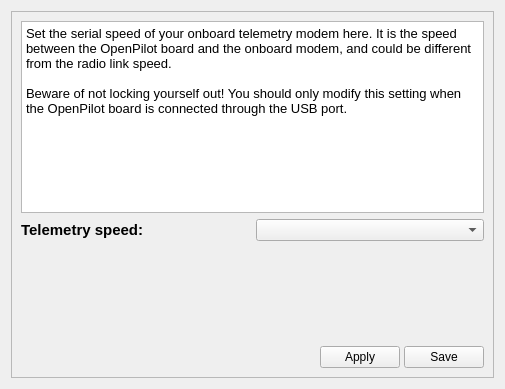
First picture: the form in ground/openpilotgcs/src/plugins/config/configrevohwwidget.ui, repository openpilot/OpenPilot, before the edit.
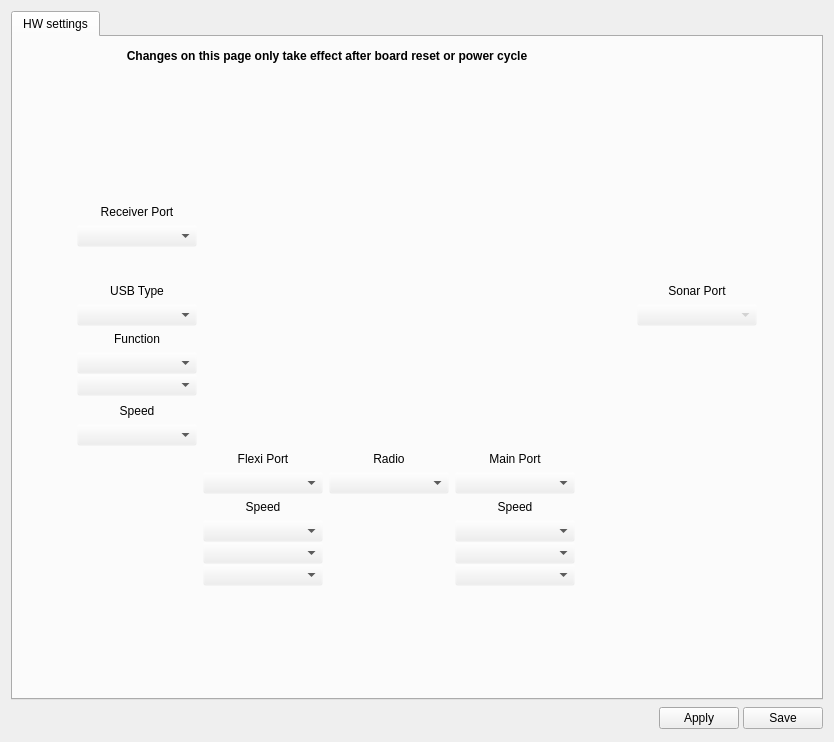
Second picture: the form after the edit. Icons and pictures are not drawn.

Commit message: OP-856 Basic implementation of hardware settings page.

```diff
--- a/ground/openpilotgcs/src/plugins/config/configrevohwwidget.ui
+++ b/ground/openpilotgcs/src/plugins/config/configrevohwwidget.ui
@@ -6,8 +6,8 @@
    <rect>
     <x>0</x>
     <y>0</y>
-    <width>505</width>
-    <height>389</height>
+    <width>834</width>
+    <height>742</height>
    </rect>
   </property>
   <property name="windowTitle">
@@ -15,110 +15,793 @@
   </property>
   <layout class="QVBoxLayout" name="verticalLayout">
    <item>
-    <widget class="QFrame" name="frame">
-     <property name="frameShape">
-      <enum>QFrame::StyledPanel</enum>
+    <widget class="QTabWidget" name="tabWidget">
+     <property name="currentIndex">
+      <number>0</number>
      </property>
-     <property name="frameShadow">
-      <enum>QFrame::Raised</enum>
-     </property>
-     <layout class="QVBoxLayout" name="verticalLayout_2">
-      <item>
-       <widget class="QTextBrowser" name="textBrowser">
-        <property name="html">
-         <string>&lt;!DOCTYPE HTML PUBLIC &quot;-//W3C//DTD HTML 4.0//EN&quot; &quot;http://www.w3.org/TR/REC-html40/strict.dtd&quot;&gt;
-&lt;html&gt;&lt;head&gt;&lt;meta name=&quot;qrichtext&quot; content=&quot;1&quot; /&gt;&lt;style type=&quot;text/css&quot;&gt;
-p, li { white-space: pre-wrap; }
-&lt;/style&gt;&lt;/head&gt;&lt;body style=&quot; font-family:'MS Shell Dlg 2'; font-size:7.8pt; font-weight:400; font-style:normal;&quot;&gt;
-&lt;p style=&quot; margin-top:0px; margin-bottom:0px; margin-left:0px; margin-right:0px; -qt-block-indent:0; text-indent:0px;&quot;&gt;&lt;span style=&quot; font-family:'Sans'; font-size:10pt;&quot;&gt;Set the serial speed of your onboard telemetry modem here. It is the speed between the OpenPilot board and the onboard modem, and could be different from the radio link speed.&lt;/span&gt;&lt;/p&gt;
-&lt;p style=&quot;-qt-paragraph-type:empty; margin-top:0px; margin-bottom:0px; margin-left:0px; margin-right:0px; -qt-block-indent:0; text-indent:0px; font-family:'Sans'; font-size:10pt;&quot;&gt;&lt;br /&gt;&lt;/p&gt;
-&lt;p style=&quot; margin-top:0px; margin-bottom:0px; margin-left:0px; margin-right:0px; -qt-block-indent:0; text-indent:0px;&quot;&gt;&lt;span style=&quot; font-family:'Sans'; font-size:10pt;&quot;&gt;Beware of not locking yourself out! You should only modify this setting when the OpenPilot board is connected through the USB port.&lt;/span&gt;&lt;/p&gt;&lt;/body&gt;&lt;/html&gt;</string>
-        </property>
-       </widget>
-      </item>
-      <item>
-       <layout class="QHBoxLayout" name="horizontalLayout">
-        <item>
-         <widget class="QLabel" name="label">
-          <property name="font">
-           <font>
-            <pointsize>11</pointsize>
-            <weight>75</weight>
-            <bold>true</bold>
-           </font>
+     <widget class="QWidget" name="tab">
+      <attribute name="title">
+       <string>HW settings</string>
+      </attribute>
+      <layout class="QVBoxLayout" name="verticalLayout_3">
+       <property name="margin">
+        <number>0</number>
+       </property>
+       <item>
+        <widget class="QScrollArea" name="scrollArea">
+         <property name="palette">
+          <palette>
+           <active>
+            <colorrole role="Base">
+             <brush brushstyle="SolidPattern">
+              <color alpha="255">
+               <red>255</red>
+               <green>255</green>
+               <blue>255</blue>
+              </color>
+             </brush>
+            </colorrole>
+            <colorrole role="Window">
+             <brush brushstyle="SolidPattern">
+              <color alpha="0">
+               <red>232</red>
+               <green>232</green>
+               <blue>232</blue>
+              </color>
+             </brush>
+            </colorrole>
+           </active>
+           <inactive>
+            <colorrole role="Base">
+             <brush brushstyle="SolidPattern">
+              <color alpha="255">
+               <red>255</red>
+               <green>255</green>
+               <blue>255</blue>
+              </color>
+             </brush>
+            </colorrole>
+            <colorrole role="Window">
+             <brush brushstyle="SolidPattern">
+              <color alpha="0">
+               <red>232</red>
+               <green>232</green>
+               <blue>232</blue>
+              </color>
+             </brush>
+            </colorrole>
+           </inactive>
+           <disabled>
+            <colorrole role="Base">
+             <brush brushstyle="SolidPattern">
+              <color alpha="0">
+               <red>232</red>
+               <green>232</green>
+               <blue>232</blue>
+              </color>
+             </brush>
+            </colorrole>
+            <colorrole role="Window">
+             <brush brushstyle="SolidPattern">
+              <color alpha="0">
+               <red>232</red>
+               <green>232</green>
+               <blue>232</blue>
+              </color>
+             </brush>
+            </colorrole>
+           </disabled>
+          </palette>
+         </property>
+         <property name="frameShape">
+          <enum>QFrame::NoFrame</enum>
+         </property>
+         <property name="frameShadow">
+          <enum>QFrame::Plain</enum>
+         </property>
+         <property name="widgetResizable">
+          <bool>true</bool>
+         </property>
+         <widget class="QWidget" name="scrollAreaWidgetContents">
+          <property name="geometry">
+           <rect>
+            <x>0</x>
+            <y>0</y>
+            <width>806</width>
+            <height>654</height>
+           </rect>
           </property>
-          <property name="text">
-           <string>Telemetry speed:</string>
-          </property>
+          <layout class="QGridLayout" name="gridLayout_3">
+           <property name="margin">
+            <number>12</number>
+           </property>
+           <item row="5" column="2">
+            <spacer name="verticalSpacer">
+             <property name="orientation">
+              <enum>Qt::Vertical</enum>
+             </property>
+             <property name="sizeHint" stdset="0">
+              <size>
+               <width>20</width>
+               <height>25</height>
+              </size>
+             </property>
+            </spacer>
+           </item>
+           <item row="0" column="2">
+            <widget class="QLabel" name="label_6">
+             <property name="sizePolicy">
+              <sizepolicy hsizetype="Preferred" vsizetype="Preferred">
+               <horstretch>0</horstretch>
+               <verstretch>0</verstretch>
+              </sizepolicy>
+             </property>
+             <property name="minimumSize">
+              <size>
+               <width>500</width>
+               <height>0</height>
+              </size>
+             </property>
+             <property name="maximumSize">
+              <size>
+               <width>500</width>
+               <height>16777215</height>
+              </size>
+             </property>
+             <property name="font">
+              <font>
+               <weight>75</weight>
+               <bold>true</bold>
+              </font>
+             </property>
+             <property name="text">
+              <string>Changes on this page only take effect after board reset or power cycle</string>
+             </property>
+             <property name="alignment">
+              <set>Qt::AlignCenter</set>
+             </property>
+             <property name="wordWrap">
+              <bool>true</bool>
+             </property>
+            </widget>
+           </item>
+           <item row="2" column="0">
+            <spacer name="horizontalSpacer_4">
+             <property name="orientation">
+              <enum>Qt::Horizontal</enum>
+             </property>
+             <property name="sizeHint" stdset="0">
+              <size>
+               <width>40</width>
+               <height>20</height>
+              </size>
+             </property>
+            </spacer>
+           </item>
+           <item row="1" column="2">
+            <spacer name="verticalSpacer_2">
+             <property name="orientation">
+              <enum>Qt::Vertical</enum>
+             </property>
+             <property name="sizeType">
+              <enum>QSizePolicy::Fixed</enum>
+             </property>
+             <property name="sizeHint" stdset="0">
+              <size>
+               <width>20</width>
+               <height>10</height>
+              </size>
+             </property>
+            </spacer>
+           </item>
+           <item row="2" column="3">
+            <spacer name="horizontalSpacer_5">
+             <property name="orientation">
+              <enum>Qt::Horizontal</enum>
+             </property>
+             <property name="sizeHint" stdset="0">
+              <size>
+               <width>40</width>
+               <height>20</height>
+              </size>
+             </property>
+            </spacer>
+           </item>
+           <item row="2" column="2">
+            <layout class="QGridLayout" name="gridLayout" rowstretch="0,0,0,0,0,0,0,0,0,0,0,0,0,0,0,0">
+             <item row="11" column="5">
+              <spacer name="horizontalSpacer_6">
+               <property name="orientation">
+                <enum>Qt::Horizontal</enum>
+               </property>
+               <property name="sizeType">
+                <enum>QSizePolicy::Minimum</enum>
+               </property>
+               <property name="sizeHint" stdset="0">
+                <size>
+                 <width>120</width>
+                 <height>10</height>
+                </size>
+               </property>
+              </spacer>
+             </item>
+             <item row="5" column="5">
+              <widget class="QLabel" name="label_9">
+               <property name="text">
+                <string>Sonar Port</string>
+               </property>
+               <property name="alignment">
+                <set>Qt::AlignCenter</set>
+               </property>
+              </widget>
+             </item>
+             <item row="11" column="4">
+              <spacer name="horizontalSpacer_2">
+               <property name="orientation">
+                <enum>Qt::Horizontal</enum>
+               </property>
+               <property name="sizeType">
+                <enum>QSizePolicy::Fixed</enum>
+               </property>
+               <property name="sizeHint" stdset="0">
+                <size>
+                 <width>50</width>
+                 <height>10</height>
+                </size>
+               </property>
+              </spacer>
+             </item>
+             <item row="7" column="0">
+              <widget class="QLabel" name="label_8">
+               <property name="sizePolicy">
+                <sizepolicy hsizetype="Preferred" vsizetype="Fixed">
+                 <horstretch>0</horstretch>
+                 <verstretch>0</verstretch>
+                </sizepolicy>
+               </property>
+               <property name="text">
+                <string>Function</string>
+               </property>
+               <property name="alignment">
+                <set>Qt::AlignBottom|Qt::AlignHCenter</set>
+               </property>
+              </widget>
+             </item>
+             <item row="11" column="3">
+              <widget class="QLabel" name="label_3">
+               <property name="text">
+                <string>Main Port</string>
+               </property>
+               <property name="alignment">
+                <set>Qt::AlignBottom|Qt::AlignHCenter</set>
+               </property>
+              </widget>
+             </item>
+             <item row="12" column="3">
+              <widget class="QComboBox" name="cbMain"/>
+             </item>
+             <item row="2" column="0">
+              <widget class="QLabel" name="label_7">
+               <property name="sizePolicy">
+                <sizepolicy hsizetype="Preferred" vsizetype="Fixed">
+                 <horstretch>0</horstretch>
+                 <verstretch>0</verstretch>
+                </sizepolicy>
+               </property>
+               <property name="text">
+                <string>Receiver Port</string>
+               </property>
+               <property name="alignment">
+                <set>Qt::AlignBottom|Qt::AlignHCenter</set>
+               </property>
+              </widget>
+             </item>
+             <item row="4" column="0">
+              <spacer name="verticalSpacer_3">
+               <property name="orientation">
+                <enum>Qt::Vertical</enum>
+               </property>
+               <property name="sizeType">
+                <enum>QSizePolicy::Fixed</enum>
+               </property>
+               <property name="sizeHint" stdset="0">
+                <size>
+                 <width>20</width>
+                 <height>25</height>
+                </size>
+               </property>
+              </spacer>
+             </item>
+             <item row="1" column="0">
+              <spacer name="verticalSpacer_4">
+               <property name="orientation">
+                <enum>Qt::Vertical</enum>
+               </property>
+               <property name="sizeType">
+                <enum>QSizePolicy::Fixed</enum>
+               </property>
+               <property name="sizeHint" stdset="0">
+                <size>
+                 <width>20</width>
+                 <height>120</height>
+                </size>
+               </property>
+              </spacer>
+             </item>
+             <item row="1" column="1" rowspan="10" colspan="4" alignment="Qt::AlignHCenter|Qt::AlignVCenter">
+              <widget class="QLabel" name="label_2">
+               <property name="sizePolicy">
+                <sizepolicy hsizetype="Fixed" vsizetype="Fixed">
+                 <horstretch>0</horstretch>
+                 <verstretch>0</verstretch>
+                </sizepolicy>
+               </property>
+               <property name="maximumSize">
+                <size>
+                 <width>350</width>
+                 <height>350</height>
+                </size>
+               </property>
+               <property name="text">
+                <string/>
+               </property>
+               <property name="pixmap">
+                <pixmap resource="configgadget.qrc">:/configgadget/images/revolution_top.png</pixmap>
+               </property>
+               <property name="scaledContents">
+                <bool>false</bool>
+               </property>
+               <property name="alignment">
+                <set>Qt::AlignCenter</set>
+               </property>
+               <property name="textInteractionFlags">
+                <set>Qt::NoTextInteraction</set>
+               </property>
+              </widget>
+             </item>
+             <item row="5" column="0">
+              <widget class="QLabel" name="label_4">
+               <property name="sizePolicy">
+                <sizepolicy hsizetype="Preferred" vsizetype="Fixed">
+                 <horstretch>0</horstretch>
+                 <verstretch>0</verstretch>
+                </sizepolicy>
+               </property>
+               <property name="text">
+                <string>USB Type</string>
+               </property>
+               <property name="alignment">
+                <set>Qt::AlignBottom|Qt::AlignHCenter</set>
+               </property>
+              </widget>
+             </item>
+             <item row="3" column="0">
+              <widget class="QComboBox" name="cbRcvr"/>
+             </item>
+             <item row="6" column="0">
+              <widget class="QComboBox" name="cbUSBType"/>
+             </item>
+             <item row="9" column="0">
+              <widget class="QLabel" name="lblUSBVCPSpeed">
+               <property name="text">
+                <string>Speed</string>
+               </property>
+               <property name="alignment">
+                <set>Qt::AlignBottom|Qt::AlignHCenter</set>
+               </property>
+              </widget>
+             </item>
+             <item row="6" column="5">
+              <widget class="QComboBox" name="cbSonar">
+               <property name="enabled">
+                <bool>false</bool>
+               </property>
+              </widget>
+             </item>
+             <item row="13" column="3">
+              <widget class="QLabel" name="lblMainSpeed">
+               <property name="text">
+                <string>Speed</string>
+               </property>
+               <property name="alignment">
+                <set>Qt::AlignBottom|Qt::AlignHCenter</set>
+               </property>
+              </widget>
+             </item>
+             <item row="12" column="2">
+              <widget class="QComboBox" name="cbModem"/>
+             </item>
+             <item row="12" column="1">
+              <widget class="QComboBox" name="cbFlexi"/>
+             </item>
+             <item row="11" column="2">
+              <widget class="QLabel" name="label">
+               <property name="text">
+                <string>Radio</string>
+               </property>
+               <property name="alignment">
+                <set>Qt::AlignCenter</set>
+               </property>
+              </widget>
+             </item>
+             <item row="11" column="1">
+              <widget class="QLabel" name="label_5">
+               <property name="text">
+                <string>Flexi Port</string>
+               </property>
+               <property name="alignment">
+                <set>Qt::AlignBottom|Qt::AlignHCenter</set>
+               </property>
+              </widget>
+             </item>
+             <item row="11" column="0">
+              <spacer name="horizontalSpacer_3">
+               <property name="orientation">
+                <enum>Qt::Horizontal</enum>
+               </property>
+               <property name="sizeType">
+                <enum>QSizePolicy::Minimum</enum>
+               </property>
+               <property name="sizeHint" stdset="0">
+                <size>
+                 <width>120</width>
+                 <height>10</height>
+                </size>
+               </property>
+              </spacer>
+             </item>
+             <item row="13" column="1">
+              <widget class="QLabel" name="lblFlexiSpeed">
+               <property name="text">
+                <string>Speed</string>
+               </property>
+               <property name="alignment">
+                <set>Qt::AlignBottom|Qt::AlignHCenter</set>
+               </property>
+              </widget>
+             </item>
+             <item row="14" column="1">
+              <layout class="QVBoxLayout" name="verticalLayout_5">
+               <property name="spacing">
+                <number>0</number>
+               </property>
+               <item alignment="Qt::AlignTop">
+                <widget class="QComboBox" name="cbFlexiTelemSpeed">
+                 <property name="enabled">
+                  <bool>true</bool>
+                 </property>
+                </widget>
+               </item>
+               <item alignment="Qt::AlignTop">
+                <widget class="QComboBox" name="cbFlexiGPSSpeed"/>
+               </item>
+               <item alignment="Qt::AlignTop">
+                <widget class="QComboBox" name="cbFlexiComSpeed"/>
+               </item>
+              </layout>
+             </item>
+             <item row="14" column="3">
+              <layout class="QVBoxLayout" name="verticalLayout_6">
+               <property name="spacing">
+                <number>0</number>
+               </property>
+               <item>
+                <widget class="QComboBox" name="cbMainTelemSpeed">
+                 <property name="enabled">
+                  <bool>true</bool>
+                 </property>
+                </widget>
+               </item>
+               <item>
+                <widget class="QComboBox" name="cbMainGPSSpeed"/>
+               </item>
+               <item>
+                <widget class="QComboBox" name="cbMainComSpeed"/>
+               </item>
+              </layout>
+             </item>
+             <item row="10" column="0">
+              <widget class="QComboBox" name="cbUSBVCPSpeed">
+               <property name="enabled">
+                <bool>true</bool>
+               </property>
+              </widget>
+             </item>
+             <item row="8" column="0">
+              <layout class="QVBoxLayout" name="verticalLayout_4">
+               <property name="spacing">
+                <number>0</number>
+               </property>
+               <item alignment="Qt::AlignTop">
+                <widget class="QComboBox" name="cbUSBHIDFunction"/>
+               </item>
+               <item alignment="Qt::AlignTop">
+                <widget class="QComboBox" name="cbUSBVCPFunction"/>
+               </item>
+              </layout>
+             </item>
+             <item row="15" column="2">
+              <spacer name="horizontalSpacer_8">
+               <property name="orientation">
+                <enum>Qt::Horizontal</enum>
+               </property>
+               <property name="sizeType">
+                <enum>QSizePolicy::Minimum</enum>
+               </property>
+               <property name="sizeHint" stdset="0">
+                <size>
+                 <width>120</width>
+                 <height>10</height>
+                </size>
+               </property>
+              </spacer>
+             </item>
+             <item row="15" column="3">
+              <spacer name="horizontalSpacer_9">
+               <property name="orientation">
+                <enum>Qt::Horizontal</enum>
+               </property>
+               <property name="sizeType">
+                <enum>QSizePolicy::Minimum</enum>
+               </property>
+               <property name="sizeHint" stdset="0">
+                <size>
+                 <width>120</width>
+                 <height>10</height>
+                </size>
+               </property>
+              </spacer>
+             </item>
+             <item row="15" column="1">
+              <spacer name="horizontalSpacer_7">
+               <property name="orientation">
+                <enum>Qt::Horizontal</enum>
+               </property>
+               <property name="sizeType">
+                <enum>QSizePolicy::Minimum</enum>
+               </property>
+               <property name="sizeHint" stdset="0">
+                <size>
+                 <width>120</width>
+                 <height>10</height>
+                </size>
+               </property>
+              </spacer>
+             </item>
+             <item row="9" column="5">
+              <spacer name="verticalSpacer_5">
+               <property name="orientation">
+                <enum>Qt::Vertical</enum>
+               </property>
+               <property name="sizeType">
+                <enum>QSizePolicy::Minimum</enum>
+               </property>
+               <property name="sizeHint" stdset="0">
+                <size>
+                 <width>20</width>
+                 <height>16</height>
+                </size>
+               </property>
+              </spacer>
+             </item>
+             <item row="10" column="5">
+              <spacer name="verticalSpacer_6">
+               <property name="orientation">
+                <enum>Qt::Vertical</enum>
+               </property>
+               <property name="sizeType">
+                <enum>QSizePolicy::Minimum</enum>
+               </property>
+               <property name="sizeHint" stdset="0">
+                <size>
+                 <width>20</width>
+                 <height>22</height>
+                </size>
+               </property>
+              </spacer>
+             </item>
+            </layout>
+           </item>
+          </layout>
          </widget>
-        </item>
-        <item>
-         <widget class="QComboBox" name="telemetrySpeed">
-          <property name="toolTip">
-           <string>Select the speed here.</string>
-          </property>
-         </widget>
-        </item>
-       </layout>
-      </item>
-      <item>
-       <spacer name="verticalSpacer">
-        <property name="orientation">
-         <enum>Qt::Vertical</enum>
-        </property>
-        <property name="sizeHint" stdset="0">
-         <size>
-          <width>20</width>
-          <height>40</height>
-         </size>
-        </property>
-       </spacer>
-      </item>
-      <item>
-       <layout class="QHBoxLayout" name="horizontalLayout_2">
-        <property name="spacing">
-         <number>4</number>
-        </property>
-        <item>
-         <spacer name="horizontalSpacer">
-          <property name="orientation">
-           <enum>Qt::Horizontal</enum>
-          </property>
-          <property name="sizeHint" stdset="0">
-           <size>
-            <width>40</width>
-            <height>20</height>
-           </size>
-          </property>
-         </spacer>
-        </item>
-        <item>
-         <widget class="QPushButton" name="saveTelemetryToRAM">
-          <property name="toolTip">
-           <string>Send to OpenPilot but don't write in SD.
-Beware of not locking yourself out!</string>
-          </property>
-          <property name="text">
-           <string>Apply</string>
-          </property>
-         </widget>
-        </item>
-        <item>
-         <widget class="QPushButton" name="saveTelemetryToSD">
-          <property name="toolTip">
-           <string>Applies and Saves all settings to SD.
-Beware of not locking yourself out!</string>
-          </property>
-          <property name="text">
-           <string>Save</string>
-          </property>
-         </widget>
-        </item>
-       </layout>
-      </item>
-     </layout>
+        </widget>
+       </item>
+      </layout>
+     </widget>
     </widget>
    </item>
+   <item>
+    <layout class="QHBoxLayout" name="horizontalLayout_2">
+     <property name="spacing">
+      <number>4</number>
+     </property>
+     <item>
+      <spacer name="horizontalSpacer">
+       <property name="orientation">
+        <enum>Qt::Horizontal</enum>
+       </property>
+       <property name="sizeHint" stdset="0">
+        <size>
+         <width>369</width>
+         <height>20</height>
+        </size>
+       </property>
+      </spacer>
+     </item>
+     <item>
+      <widget class="QPushButton" name="cchwHelp">
+       <property name="sizePolicy">
+        <sizepolicy hsizetype="Fixed" vsizetype="Fixed">
+         <horstretch>0</horstretch>
+         <verstretch>0</verstretch>
+        </sizepolicy>
+       </property>
+       <property name="minimumSize">
+        <size>
+         <width>25</width>
+         <height>25</height>
+        </size>
+       </property>
+       <property name="maximumSize">
+        <size>
+         <width>25</width>
+         <height>25</height>
+        </size>
+       </property>
+       <property name="toolTip">
+        <string>Takes you to the wiki page</string>
+       </property>
+       <property name="text">
+        <string/>
+       </property>
+       <property name="icon">
+        <iconset resource="../coreplugin/core.qrc">
+         <normaloff>:/core/images/helpicon.svg</normaloff>:/core/images/helpicon.svg</iconset>
+       </property>
+       <property name="iconSize">
+        <size>
+         <width>25</width>
+         <height>25</height>
+        </size>
+       </property>
+       <property name="flat">
+        <bool>true</bool>
+       </property>
+      </widget>
+     </item>
+     <item>
+      <widget class="QPushButton" name="saveTelemetryToRAM">
+       <property name="minimumSize">
+        <size>
+         <width>0</width>
+         <height>0</height>
+        </size>
+       </property>
+       <property name="maximumSize">
+        <size>
+         <width>16777215</width>
+         <height>16777215</height>
+        </size>
+       </property>
+       <property name="palette">
+        <palette>
+         <active>
+          <colorrole role="Base">
+           <brush brushstyle="SolidPattern">
+            <color alpha="0">
+             <red>255</red>
+             <green>255</green>
+             <blue>255</blue>
+            </color>
+           </brush>
+          </colorrole>
+          <colorrole role="Window">
+           <brush brushstyle="SolidPattern">
+            <color alpha="255">
+             <red>232</red>
+             <green>232</green>
+             <blue>232</blue>
+            </color>
+           </brush>
+          </colorrole>
+         </active>
+         <inactive>
+          <colorrole role="Base">
+           <brush brushstyle="SolidPattern">
+            <color alpha="0">
+             <red>255</red>
+             <green>255</green>
+             <blue>255</blue>
+            </color>
+           </brush>
+          </colorrole>
+          <colorrole role="Window">
+           <brush brushstyle="SolidPattern">
+            <color alpha="255">
+             <red>232</red>
+             <green>232</green>
+             <blue>232</blue>
+            </color>
+           </brush>
+          </colorrole>
+         </inactive>
+         <disabled>
+          <colorrole role="Base">
+           <brush brushstyle="SolidPattern">
+            <color alpha="255">
+             <red>232</red>
+             <green>232</green>
+             <blue>232</blue>
+            </color>
+           </brush>
+          </colorrole>
+          <colorrole role="Window">
+           <brush brushstyle="SolidPattern">
+            <color alpha="255">
+             <red>232</red>
+             <green>232</green>
+             <blue>232</blue>
+            </color>
+           </brush>
+          </colorrole>
+         </disabled>
+        </palette>
+       </property>
+       <property name="toolTip">
+        <string>Send to OpenPilot but don't write in SD.
+Beware of not locking yourself out!</string>
+       </property>
+       <property name="autoFillBackground">
+        <bool>false</bool>
+       </property>
+       <property name="styleSheet">
+        <string notr="true"/>
+       </property>
+       <property name="text">
+        <string>Apply</string>
+       </property>
+       <property name="iconSize">
+        <size>
+         <width>16</width>
+         <height>16</height>
+        </size>
+       </property>
+       <property name="checkable">
+        <bool>false</bool>
+       </property>
+      </widget>
+     </item>
+     <item>
+      <widget class="QPushButton" name="saveTelemetryToSD">
+       <property name="minimumSize">
+        <size>
+         <width>0</width>
+         <height>0</height>
+        </size>
+       </property>
+       <property name="maximumSize">
+        <size>
+         <width>16777215</width>
+         <height>16777215</height>
+        </size>
+       </property>
+       <property name="toolTip">
+        <string>Applies and Saves all settings to SD.
+Beware of not locking yourself out!</string>
+       </property>
+       <property name="autoFillBackground">
+        <bool>false</bool>
+       </property>
+       <property name="styleSheet">
+        <string notr="true"/>
+       </property>
+       <property name="text">
+        <string>Save</string>
+       </property>
+      </widget>
+     </item>
+    </layout>
+   </item>
   </layout>
  </widget>
  <resources/>
```
Left out of the diff: 5 changed lines with no effect on the pictures. The commit also changes 5 other files.
